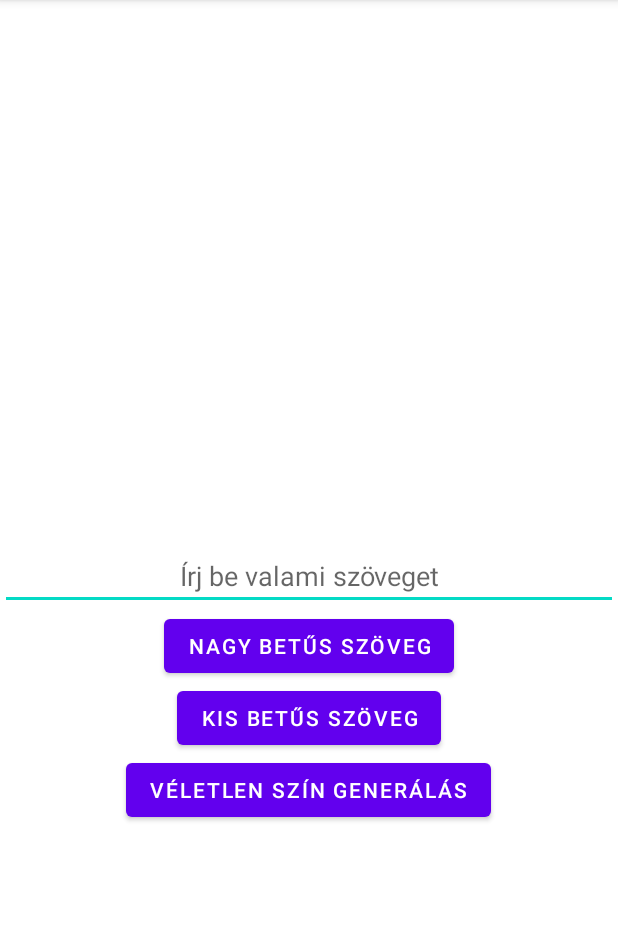
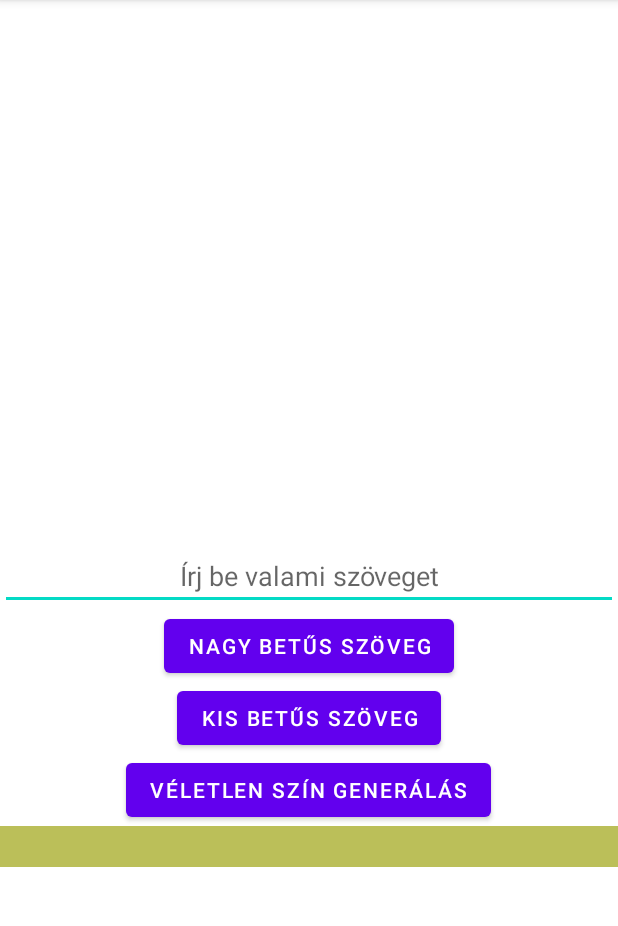
Before and after one commit to FZsiga02/AndroidGyakorlo, an Android app: the screen it shows after launch (MainActivity), after a tap on "NAGY BETŰS SZÖVEG", on a phone screen of 412 x 824 dp, the part 84-1010 px from its top. Run offline under Robolectric (Android 15) with nearby library versions, the phone set to English and light mode, and no system bars; 1 statement that could not run was skipped; 1 other tap on this screen came first.

Commit message:
Random color

```diff
--- a/app/src/main/res/layout/activity_main.xml
+++ b/app/src/main/res/layout/activity_main.xml
@@ -48,5 +48,6 @@
         android:layout_height="wrap_content"
         android:textAlignment="center"
         android:layout_below="@+id/VeletlenSzin"
+        android:textSize="20dp"
         />
 </RelativeLayout>
```
Also changed, not shown: app/src/main/java/com/example/gyakorlo/MainActivity.java (+11 -0 lines).
